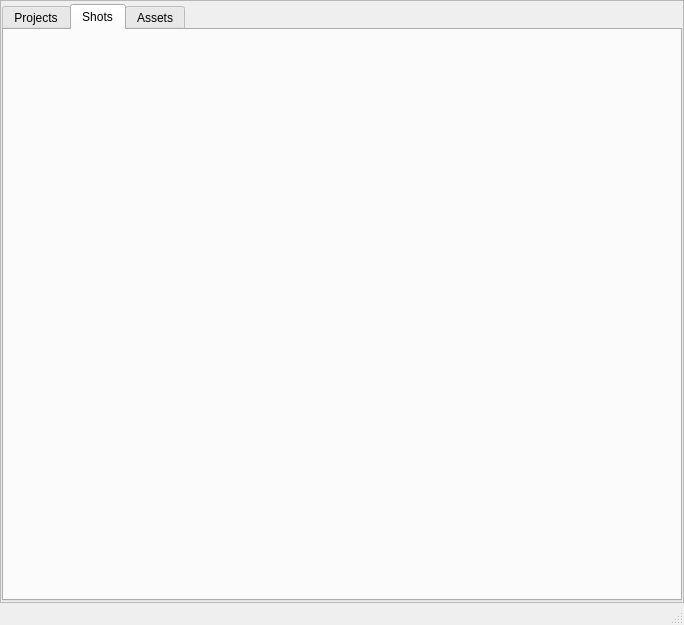
Old version of the form ui/uix/manager.ui in the repository ronnyascencio/ateru.
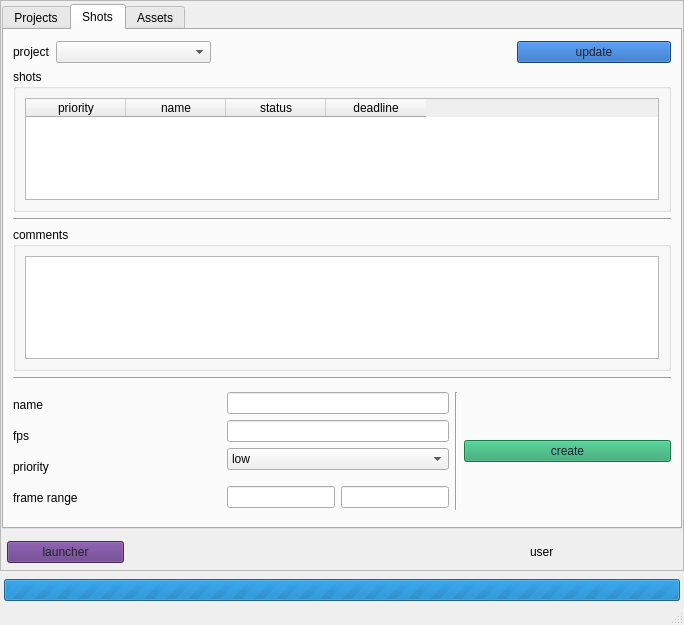
New version of the form. The open tabs and pages were chosen to show the change.

Commit message: feat(ui):  ui implementation project creation update status and table display

What changed in the file:
```diff
--- a/ui/uix/manager.ui
+++ b/ui/uix/manager.ui
@@ -289,6 +289,269 @@
             <attribute name="title">
              <string>Shots</string>
             </attribute>
+            <layout class="QVBoxLayout" name="verticalLayout_8">
+             <item>
+              <layout class="QVBoxLayout" name="verticalLayout_5">
+               <property name="topMargin">
+                <number>2</number>
+               </property>
+               <property name="bottomMargin">
+                <number>2</number>
+               </property>
+               <item>
+                <layout class="QHBoxLayout" name="horizontalLayout_7">
+                 <item>
+                  <widget class="QLabel" name="label_6">
+                   <property name="sizePolicy">
+                    <sizepolicy hsizetype="Fixed" vsizetype="Preferred">
+                     <horstretch>0</horstretch>
+                     <verstretch>0</verstretch>
+                    </sizepolicy>
+                   </property>
+                   <property name="text">
+                    <string>project</string>
+                   </property>
+                  </widget>
+                 </item>
+                 <item>
+                  <widget class="QComboBox" name="shots_project_comboBox"/>
+                 </item>
+                 <item>
+                  <spacer name="horizontalSpacer">
+                   <property name="orientation">
+                    <enum>Qt::Horizontal</enum>
+                   </property>
+                   <property name="sizeType">
+                    <enum>QSizePolicy::Fixed</enum>
+                   </property>
+                   <property name="sizeHint" stdset="0">
+                    <size>
+                     <width>300</width>
+                     <height>20</height>
+                    </size>
+                   </property>
+                  </spacer>
+                 </item>
+                 <item>
+                  <widget class="QPushButton" name="pushButton">
+                   <property name="styleSheet">
+                    <string notr="true">background-color: rgb(26, 95, 180);
+color: rgb(36, 31, 49);</string>
+                   </property>
+                   <property name="text">
+                    <string>update</string>
+                   </property>
+                  </widget>
+                 </item>
+                </layout>
+               </item>
+               <item>
+                <widget class="QGroupBox" name="groupBox_2">
+                 <property name="title">
+                  <string>shots</string>
+                 </property>
+                 <layout class="QHBoxLayout" name="horizontalLayout_11">
+                  <item>
+                   <widget class="QTableWidget" name="shots_manager_tableWidget">
+                    <column>
+                     <property name="text">
+                      <string>priority</string>
+                     </property>
+                    </column>
+                    <column>
+                     <property name="text">
+                      <string>name</string>
+                     </property>
+                    </column>
+                    <column>
+                     <property name="text">
+                      <string>status</string>
+                     </property>
+                    </column>
+                    <column>
+                     <property name="text">
+                      <string>deadline</string>
+                     </property>
+                    </column>
+                   </widget>
+                  </item>
+                 </layout>
+                </widget>
+               </item>
+               <item>
+                <widget class="Line" name="line_6">
+                 <property name="orientation">
+                  <enum>Qt::Horizontal</enum>
+                 </property>
+                </widget>
+               </item>
+               <item>
+                <widget class="QGroupBox" name="groupBox_3">
+                 <property name="title">
+                  <string>comments</string>
+                 </property>
+                 <layout class="QVBoxLayout" name="verticalLayout_10">
+                  <item>
+                   <widget class="QListWidget" name="coments_manager_listWidget"/>
+                  </item>
+                 </layout>
+                </widget>
+               </item>
+               <item>
+                <widget class="Line" name="line_7">
+                 <property name="orientation">
+                  <enum>Qt::Horizontal</enum>
+                 </property>
+                </widget>
+               </item>
+               <item>
+                <layout class="QHBoxLayout" name="horizontalLayout_8">
+                 <property name="topMargin">
+                  <number>6</number>
+                 </property>
+                 <property name="bottomMargin">
+                  <number>6</number>
+                 </property>
+                 <item>
+                  <layout class="QVBoxLayout" name="verticalLayout_11">
+                   <item>
+                    <widget class="QLabel" name="name_label">
+                     <property name="text">
+                      <string>name</string>
+                     </property>
+                    </widget>
+                   </item>
+                   <item>
+                    <widget class="QLabel" name="fps_label_9">
+                     <property name="text">
+                      <string>fps</string>
+                     </property>
+                    </widget>
+                   </item>
+                   <item>
+                    <widget class="QLabel" name="prio_label_10">
+                     <property name="text">
+                      <string>priority</string>
+                     </property>
+                    </widget>
+                   </item>
+                   <item>
+                    <widget class="QLabel" name="label_7">
+                     <property name="text">
+                      <string>frame range</string>
+                     </property>
+                    </widget>
+                   </item>
+                  </layout>
+                 </item>
+                 <item>
+                  <layout class="QVBoxLayout" name="verticalLayout_12">
+                   <item>
+                    <widget class="QLineEdit" name="name_shot_lineEdit">
+                     <property name="sizePolicy">
+                      <sizepolicy hsizetype="Minimum" vsizetype="Fixed">
+                       <horstretch>0</horstretch>
+                       <verstretch>0</verstretch>
+                      </sizepolicy>
+                     </property>
+                    </widget>
+                   </item>
+                   <item>
+                    <widget class="QLineEdit" name="fps_shots_lineEdit">
+                     <property name="sizePolicy">
+                      <sizepolicy hsizetype="Minimum" vsizetype="Fixed">
+                       <horstretch>0</horstretch>
+                       <verstretch>0</verstretch>
+                      </sizepolicy>
+                     </property>
+                    </widget>
+                   </item>
+                   <item>
+                    <widget class="QComboBox" name="priority_shots_comboBox">
+                     <item>
+                      <property name="text">
+                       <string>low</string>
+                      </property>
+                     </item>
+                     <item>
+                      <property name="text">
+                       <string>mid</string>
+                      </property>
+                     </item>
+                     <item>
+                      <property name="text">
+                       <string>on fire</string>
+                      </property>
+                     </item>
+                    </widget>
+                   </item>
+                   <item>
+                    <layout class="QHBoxLayout" name="horizontalLayout_9">
+                     <property name="topMargin">
+                      <number>10</number>
+                     </property>
+                     <property name="bottomMargin">
+                      <number>2</number>
+                     </property>
+                     <item>
+                      <widget class="QLineEdit" name="start_shots_lineEdit">
+                       <property name="sizePolicy">
+                        <sizepolicy hsizetype="Minimum" vsizetype="Fixed">
+                         <horstretch>0</horstretch>
+                         <verstretch>0</verstretch>
+                        </sizepolicy>
+                       </property>
+                       <property name="toolTip">
+                        <string>&lt;html&gt;&lt;head/&gt;&lt;body&gt;&lt;p&gt;start frame of the shot&lt;/p&gt;&lt;/body&gt;&lt;/html&gt;</string>
+                       </property>
+                      </widget>
+                     </item>
+                     <item>
+                      <widget class="QLineEdit" name="end_shots_lineEdit">
+                       <property name="sizePolicy">
+                        <sizepolicy hsizetype="Minimum" vsizetype="Fixed">
+                         <horstretch>0</horstretch>
+                         <verstretch>0</verstretch>
+                        </sizepolicy>
+                       </property>
+                       <property name="toolTip">
+                        <string>&lt;html&gt;&lt;head/&gt;&lt;body&gt;&lt;p&gt;end frame of the shot&lt;/p&gt;&lt;/body&gt;&lt;/html&gt;</string>
+                       </property>
+                      </widget>
+                     </item>
+                    </layout>
+                   </item>
+                  </layout>
+                 </item>
+                 <item>
+                  <widget class="Line" name="line_5">
+                   <property name="orientation">
+                    <enum>Qt::Vertical</enum>
+                   </property>
+                  </widget>
+                 </item>
+                 <item>
+                  <widget class="QPushButton" name="shot_create_pushButton">
+                   <property name="sizePolicy">
+                    <sizepolicy hsizetype="Minimum" vsizetype="Fixed">
+                     <horstretch>0</horstretch>
+                     <verstretch>0</verstretch>
+                    </sizepolicy>
+                   </property>
+                   <property name="styleSheet">
+                    <string notr="true">background-color: rgb(38, 162, 105);
+color: rgb(36, 31, 49);</string>
+                   </property>
+                   <property name="text">
+                    <string>create</string>
+                   </property>
+                  </widget>
+                 </item>
+                </layout>
+               </item>
+              </layout>
+             </item>
+            </layout>
            </widget>
            <widget class="QWidget" name="assets_tab">
             <attribute name="title">
@@ -299,9 +562,107 @@
          </item>
         </layout>
        </item>
+       <item>
+        <layout class="QHBoxLayout" name="horizontalLayout_10">
+         <property name="leftMargin">
+          <number>5</number>
+         </property>
+         <property name="topMargin">
+          <number>6</number>
+         </property>
+         <property name="rightMargin">
+          <number>5</number>
+         </property>
+         <property name="bottomMargin">
+          <number>6</number>
+         </property>
+         <item>
+          <widget class="QPushButton" name="lancher_pushButton">
+           <property name="styleSheet">
+            <string notr="true">background-color: rgb(97, 53, 131);
+color: rgb(36, 31, 49);</string>
+           </property>
+           <property name="text">
+            <string>launcher</string>
+           </property>
+          </widget>
+         </item>
+         <item>
+          <spacer name="horizontalSpacer_2">
+           <property name="orientation">
+            <enum>Qt::Horizontal</enum>
+           </property>
+           <property name="sizeType">
+            <enum>QSizePolicy::Fixed</enum>
+           </property>
+           <property name="sizeHint" stdset="0">
+            <size>
+             <width>400</width>
+             <height>20</height>
+            </size>
+           </property>
+          </spacer>
+         </item>
+         <item>
+          <widget class="QLabel" name="label_8">
+           <property name="sizePolicy">
+            <sizepolicy hsizetype="Fixed" vsizetype="Preferred">
+             <horstretch>0</horstretch>
+             <verstretch>0</verstretch>
+            </sizepolicy>
+           </property>
+           <property name="text">
+            <string>user</string>
+           </property>
+          </widget>
+         </item>
+         <item>
+          <widget class="QLabel" name="user_label">
+           <property name="styleSheet">
+            <string notr="true">color: rgb(26, 95, 180);</string>
+           </property>
+           <property name="text">
+            <string/>
+           </property>
+          </widget>
+         </item>
+        </layout>
+       </item>
       </layout>
      </widget>
     </item>
+    <item>
+     <layout class="QVBoxLayout" name="verticalLayout_9">
+      <property name="leftMargin">
+       <number>4</number>
+      </property>
+      <property name="topMargin">
+       <number>2</number>
+      </property>
+      <property name="rightMargin">
+       <number>4</number>
+      </property>
+      <property name="bottomMargin">
+       <number>2</number>
+      </property>
+      <item>
+       <widget class="QProgressBar" name="status_progressBar">
+        <property name="enabled">
+         <bool>true</bool>
+        </property>
+        <property name="maximum">
+         <number>0</number>
+        </property>
+        <property name="value">
+         <number>-1</number>
+        </property>
+        <property name="textVisible">
+         <bool>true</bool>
+        </property>
+       </widget>
+      </item>
+     </layout>
+    </item>
    </layout>
   </widget>
   <widget class="QMenuBar" name="menubar">
```
Left out of the diff: 60 changed lines with no effect on the pictures. The commit also changes 10 other files.
